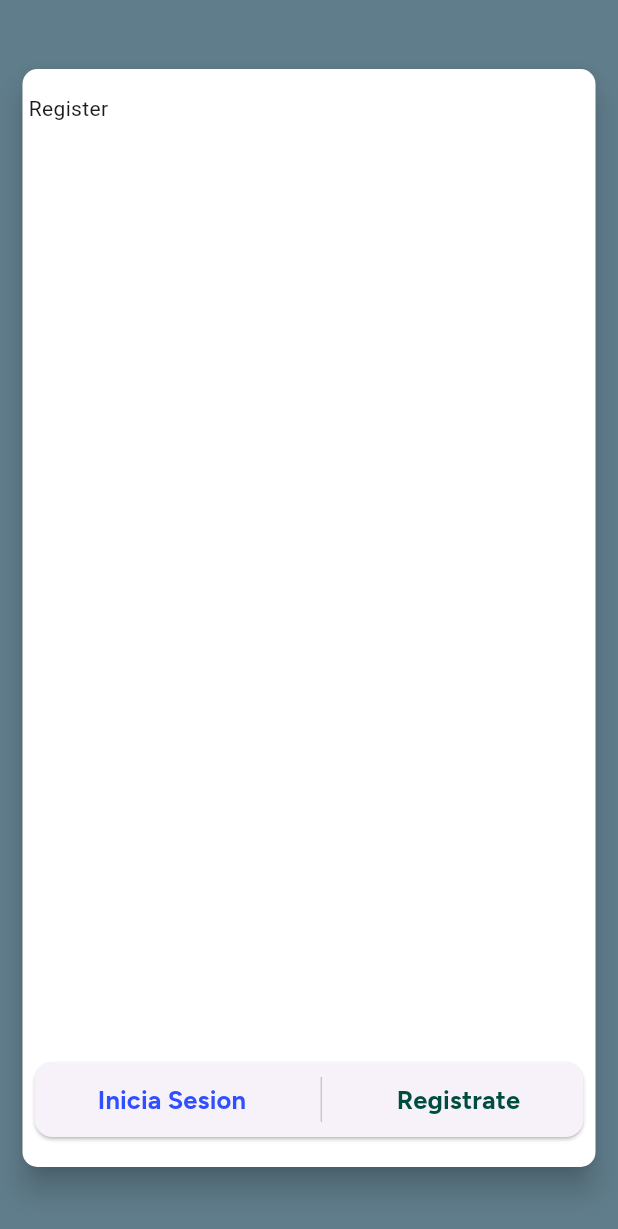
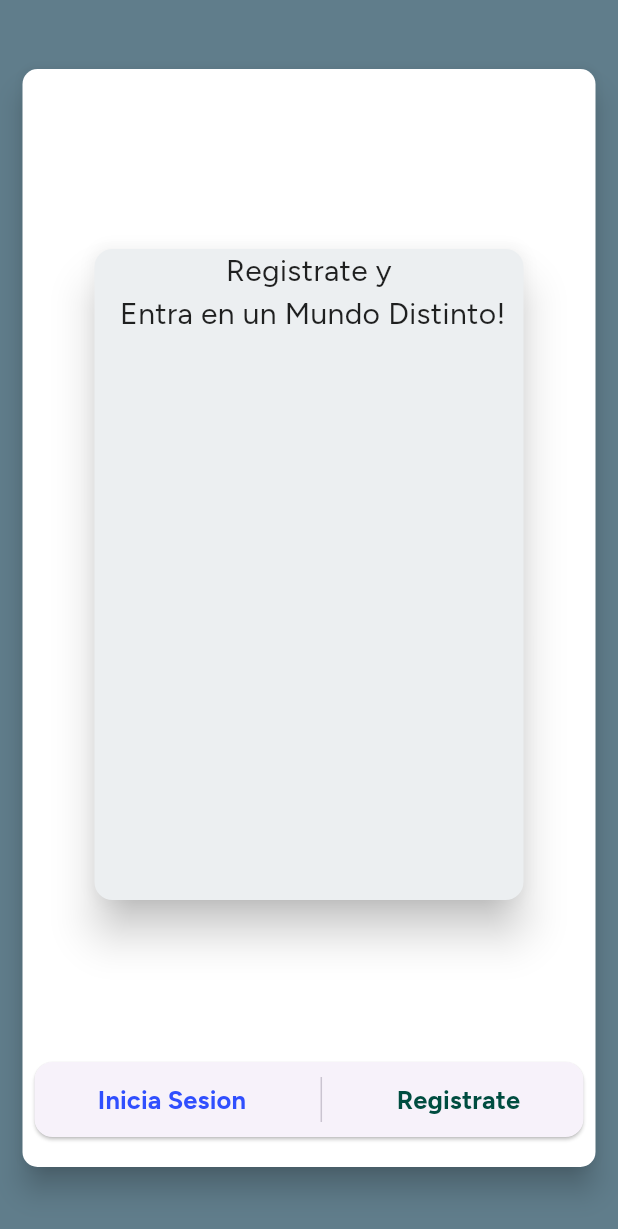
Before and after one commit to FernanJRS/Tarea_2.2, a Flutter app: the SessionPage screen opened by its route, after a tap on "Registrate", on a phone screen of 412 x 824 dp. Shown: the top 1229 px of the screen. Run offline on Flutter 3.47's test engine with Material 3 defaults, Android fonts, the phone set to English and light mode, and no system bars; our stand-ins replace google_fonts.

Commit message:
Avances disenio de login page

```diff
--- a/lib/main.dart
+++ b/lib/main.dart
@@ -13,7 +13,7 @@ class MyApp extends StatelessWidget {
     return MaterialApp(
       debugShowCheckedModeBanner: false,
       title: 'Login app',
-      initialRoute: '/sesion',
+      initialRoute: '/',
       routes: {
         '/': (context) => const WelcomePage(),
         '/sesion': (context) => SessionPage(),
--- a/lib/src/api/login_info.dart
+++ b/lib/src/api/login_info.dart
@@ -2,6 +2,7 @@ List<Map<String, String>> loginInfo = [
   {
     'userName': 'Fernando Rivera',
     'mail': 'fjriveras@unah.hn',
+    'phone': '99829141',
     'password': '20212120056',
   }
 ];
--- a/lib/src/pages/fragments/login_fragment.dart
+++ b/lib/src/pages/fragments/login_fragment.dart
@@ -1,6 +1,5 @@
 import 'package:flutter/material.dart';
-import 'package:google_fonts/google_fonts.dart';
-import 'package:login_app/src/pages/fragments/widgets/custome_input.dart';
+import 'package:login_app/src/pages/fragments/widgets/login_view.dart';
 
 class LoginFragment extends StatefulWidget {
   LoginFragment({super.key});
@@ -10,10 +9,6 @@ class LoginFragment extends StatefulWidget {
 }
 
 class _LoginFragmentState extends State<LoginFragment> {
-  final userController = TextEditingController();
-  final passwordController = TextEditingController();
-  bool showPass = true;
-
   @override
   Widget build(BuildContext context) {
     return Padding(
@@ -21,58 +16,7 @@ class _LoginFragmentState extends State<LoginFragment> {
       child: Card(
         elevation: 12,
         color: Colors.blueGrey[50],
-        child: Column(
-          mainAxisAlignment: MainAxisAlignment.center,
-          children: [
-            Text(
-              'Hey!\nInicia Sesión y\nContinua Explorando!',
-              textAlign: TextAlign.center,
-              style: GoogleFonts.figtree(
-                color: Colors.black87,
-                fontSize: 22,
-              ),
-            ),
-            SizedBox(
-              height: 25,
-            ),
-            Padding(
-              padding: const EdgeInsets.symmetric(horizontal: 12),
-              child: Column(
-                children: [
-                  CustomInput(
-                    title: 'usuario',
-                    userController: userController,
-                  ),
-                  CustomInput(
-                    title: 'contraseña',
-                    userController: passwordController,
-                    keyboardType: TextInputType.visiblePassword,
-                    iconButton: IconButton(
-                        onPressed: () {
-                          showPass = !showPass;
-                          setState(() {});
-                        },
-                        icon: Icon(
-                          Icons.remove_red_eye_rounded,
-                          color: Colors.blueGrey[900],
-                        )),
-                    obscureText: showPass,
-                  ),
-                ],
-              ),
-            ),
-            Divider(
-              height: 15,
-              indent: 80,
-              endIndent: 80,
-            ),
-            TextButton(
-                onPressed: () {},
-                child: Text('Olvidaste tu contraseña? Haz click aquí')),
-            FloatingActionButton.extended(
-                onPressed: () {}, label: Text('Iniciar Sesión'))
-          ],
-        ),
+        child: LoginView(),
       ),
     );
   }
--- a/lib/src/pages/fragments/register_fragment.dart
+++ b/lib/src/pages/fragments/register_fragment.dart
@@ -1,12 +1,28 @@
 import 'package:flutter/material.dart';
+import 'package:google_fonts/google_fonts.dart';
 
 class RegisterFragment extends StatelessWidget {
   const RegisterFragment({super.key});
 
   @override
   Widget build(BuildContext context) {
-    return Container(
-      child: Text('Register'),
+    return Padding(
+      padding: const EdgeInsets.symmetric(horizontal: 40, vertical: 100),
+      child: Card(
+          elevation: 12,
+          color: Colors.blueGrey[50],
+          child: ListView(
+            children: [
+              Text(
+                'Registrate y\n Entra en un Mundo Distinto!',
+                textAlign: TextAlign.center,
+                style: GoogleFonts.figtree(
+                  color: Colors.black87,
+                  fontSize: 20,
+                ),
+              ),
+            ],
+          )),
     );
   }
 }
--- a/lib/src/pages/fragments/widgets/custome_input.dart
+++ b/lib/src/pages/fragments/widgets/custome_input.dart
@@ -1,15 +1,15 @@
 import 'package:flutter/material.dart';
 
 class CustomInput extends StatelessWidget {
-  const CustomInput(
-      {super.key,
+  const CustomInput({
+    super.key,
     required this.userController,
     required this.title,
     this.keyboardType = TextInputType.text,
     this.iconButton,
     this.obscureText = false,
     this.prefixIcon,
-      this.maxChars = 15});
+  });
 
   final TextEditingController userController;
   final String title;
@@ -17,7 +17,6 @@ class CustomInput extends StatelessWidget {
   final IconButton? iconButton;
   final bool obscureText;
   final Icon? prefixIcon;
-  final int maxChars;
 
   @override
   Widget build(BuildContext context) {
@@ -34,7 +33,6 @@ class CustomInput extends StatelessWidget {
         prefixIcon: prefixIcon,
         suffixIcon: iconButton,
       ),
-      maxLength: maxChars,
     );
   }
 }
--- /dev/null
+++ b/lib/src/pages/fragments/widgets/login_view.dart
@@ -0,0 +1,79 @@
+import 'package:flutter/material.dart';
+import 'package:google_fonts/google_fonts.dart';
+import 'package:login_app/src/pages/fragments/widgets/custome_input.dart';
+
+class LoginView extends StatefulWidget {
+  LoginView({super.key});
+
+  @override
+  State<LoginView> createState() => _LoginViewState();
+}
+
+class _LoginViewState extends State<LoginView> {
+  final userController = TextEditingController();
+
+  final passwordController = TextEditingController();
+
+  bool showPass = true;
+
+  @override
+  Widget build(BuildContext context) {
+    return ListView(
+      children: [
+        Text(
+          'Hey!\nInicia Sesión y\nContinua Explorando!',
+          textAlign: TextAlign.center,
+          style: GoogleFonts.figtree(
+            color: Colors.black87,
+            fontSize: 22,
+          ),
+        ),
+        const SizedBox(
+          height: 25,
+        ),
+        Padding(
+          padding: const EdgeInsets.symmetric(horizontal: 12),
+          child: Column(
+            children: [
+              CustomInput(
+                title: 'Correo',
+                userController: userController,
+              ),
+              const SizedBox(
+                height: 10,
+              ),
+              CustomInput(
+                title: 'Contraseña',
+                userController: passwordController,
+                keyboardType: TextInputType.visiblePassword,
+                iconButton: IconButton(
+                    onPressed: () {
+                      showPass = !showPass;
+                      setState(() {});
+                    },
+                    icon: Icon(
+                      Icons.remove_red_eye_rounded,
+                      color: Colors.blueGrey[900],
+                    )),
+                obscureText: showPass,
+              ),
+            ],
+          ),
+        ),
+        const Divider(
+          height: 15,
+          indent: 30,
+          endIndent: 30,
+        ),
+        TextButton(
+            onPressed: () {},
+            child: Text('Olvidaste tu contraseña? Haz click aquí')),
+        Padding(
+          padding: const EdgeInsets.symmetric(horizontal: 15),
+          child: FloatingActionButton.extended(
+              onPressed: () {}, label: Text('Iniciar Sesión')),
+        )
+      ],
+    );
+  }
+}
```
Also changed, not shown: pubspec.yaml (+9 -9 lines), lib/src/pages/fragments/widgets/register_view.dart (added). Lines whose indentation alone changed are shown as unchanged.
